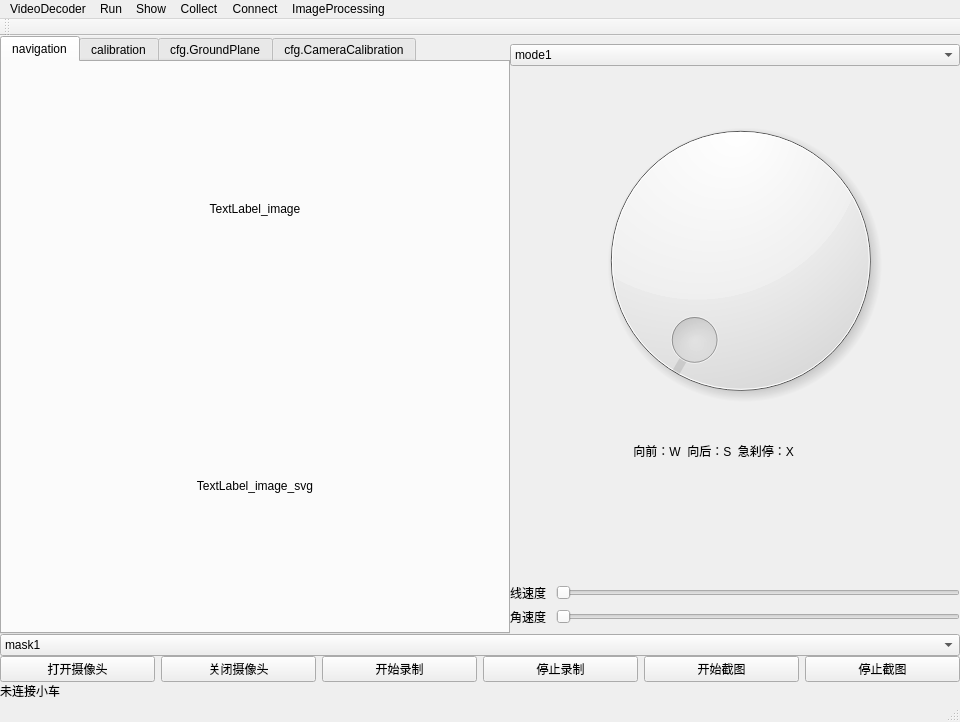
Old version of the form nav.autolabor/mainwindow.ui in the repository blacksherry0831/gSLICr.
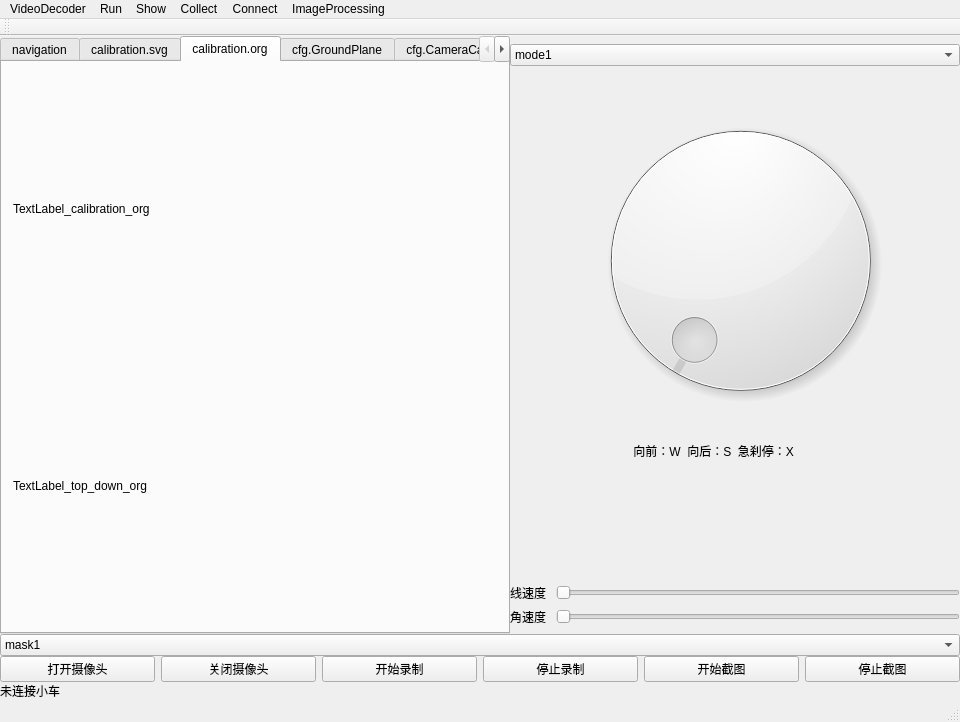
New version of the form. The open tabs and pages were chosen to show the change. Custom widgets are drawn as their Qt base class.

The edit to the form file:
```diff
--- a/nav.autolabor/mainwindow.ui
+++ b/nav.autolabor/mainwindow.ui
@@ -87,7 +87,7 @@
                <bool>false</bool>
               </property>
               <property name="alignment">
-               <set>Qt::AlignCenter</set>
+               <set>Qt::AlignLeading|Qt::AlignLeft|Qt::AlignVCenter</set>
               </property>
              </widget>
             </item>
@@ -121,7 +121,7 @@
                <string>TextLabel_image_svg</string>
               </property>
               <property name="alignment">
-               <set>Qt::AlignCenter</set>
+               <set>Qt::AlignLeading|Qt::AlignLeft|Qt::AlignVCenter</set>
               </property>
              </widget>
             </item>
@@ -129,7 +129,7 @@
           </widget>
           <widget class="QWidget" name="tab_2">
            <attribute name="title">
-            <string>calibration</string>
+            <string>calibration.svg</string>
            </attribute>
            <layout class="QVBoxLayout" name="verticalLayout_9">
             <item>
@@ -196,6 +196,63 @@
             </item>
            </layout>
           </widget>
+          <widget class="QWidget" name="tab_org">
+           <attribute name="title">
+            <string>calibration.org</string>
+           </attribute>
+           <layout class="QVBoxLayout" name="verticalLayout_18">
+            <item>
+             <widget class="QLabel" name="label_calibration_org">
+              <property name="minimumSize">
+               <size>
+                <width>480</width>
+                <height>270</height>
+               </size>
+              </property>
+              <property name="maximumSize">
+               <size>
+                <width>1920</width>
+                <height>1080</height>
+               </size>
+              </property>
+              <property name="sizeIncrement">
+               <size>
+                <width>16</width>
+                <height>9</height>
+               </size>
+              </property>
+              <property name="text">
+               <string>TextLabel_calibration_org</string>
+              </property>
+             </widget>
+            </item>
+            <item>
+             <widget class="QLabel" name="label_top_down_org">
+              <property name="minimumSize">
+               <size>
+                <width>480</width>
+                <height>270</height>
+               </size>
+              </property>
+              <property name="maximumSize">
+               <size>
+                <width>1920</width>
+                <height>1080</height>
+               </size>
+              </property>
+              <property name="sizeIncrement">
+               <size>
+                <width>16</width>
+                <height>9</height>
+               </size>
+              </property>
+              <property name="text">
+               <string>TextLabel_top_down_org</string>
+              </property>
+             </widget>
+            </item>
+           </layout>
+          </widget>
           <widget class="QWidget" name="tab_CfgGroundPlane">
            <attribute name="title">
             <string>cfg.GroundPlane</string>
```
Left out of the diff: 5 changed lines with no effect on the pictures.
